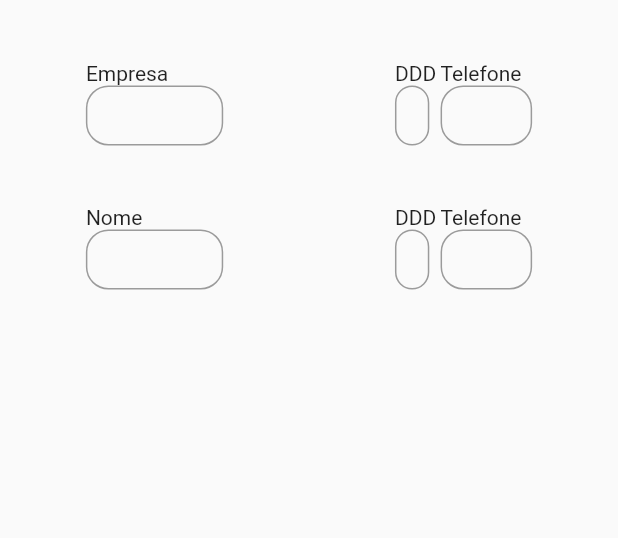
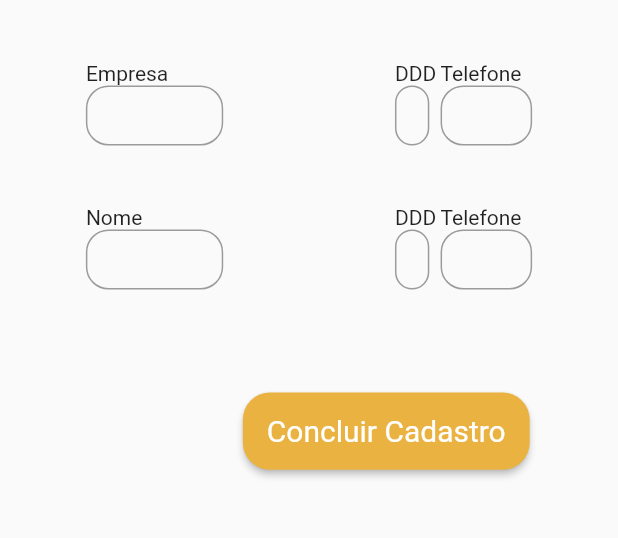
Before and after one commit to TGBastos/flutter_frontEnd_project, a Flutter app: the SingUpPath screen opened directly, tab 6 chosen, on a phone screen of 412 x 824 dp, the part 72-610 px from its top. Run offline on Flutter 3.47's test engine with Material 2 defaults, Android fonts, the light colour scheme and no system bars; our stand-ins replace bloc, carousel_slider, dio, extended_masked_text, font_awesome_flutter, line_awesome_flutter; missing offline and left inert: cpf_cnpj_validator, dart:html, wsda.

Commit message:
Cirando botão e funcionalidade concluir cadastro

```diff
--- a/lib/View/cadastro/widgets/SigningUp_Path Steps/Dados Pessoais/widgets/campo_cliente_sexo.dart
+++ b/lib/View/cadastro/widgets/SigningUp_Path Steps/Dados Pessoais/widgets/campo_cliente_sexo.dart
@@ -17,6 +17,7 @@ class CampoClienteSexo extends StatefulWidget {
 }
 
 class CampoClienteSexoState extends State<CampoClienteSexo> {
+  bool popUpMenuValidation = false;
   Widget build(BuildContext context) {
     String selecionado = 'selecionar';
     return Padding(
@@ -90,16 +91,19 @@ class CampoClienteSexoState extends State<CampoClienteSexo> {
                     dadosPessoaisController.sexo = 'M';
                     setState(() {
                       selecionado = 'M';
+                      popUpMenuValidation = true;
                     });
                   } else if (menu == 2) {
                     dadosPessoaisController.sexo = 'F';
                     setState(() {
                       selecionado = 'F';
+                      popUpMenuValidation = true;
                     });
                   } else {
                     dadosPessoaisController.sexo = 'Outro';
                     setState(() {
                       selecionado = 'Outro';
+                      popUpMenuValidation = true;
                     });
                   }
                 },
--- a/lib/View/cadastro/widgets/SigningUp_Path Steps/Referencias Comerciais/formulario_referencias_comerciais.dart
+++ b/lib/View/cadastro/widgets/SigningUp_Path Steps/Referencias Comerciais/formulario_referencias_comerciais.dart
@@ -1,4 +1,6 @@
 import 'package:flutter/material.dart';
+import 'package:rio_das_pedras_front_end/View/commun/routes/routes_name.dart';
+import 'package:rio_das_pedras_front_end/View/commun/widgets/Defaults/default_button.dart';
 import 'primeira_coluna.dart';
 import 'segunda_coluna.dart';
 
@@ -19,13 +21,40 @@ class _FormularioReferenciasComerciaisState
     extends State<FormularioReferenciasComerciais> {
   @override
   Widget build(BuildContext context) {
+    Size screenSize = MediaQuery.of(context).size;
     return Form(
       key: widget._formKey,
-      child: Row(
-        mainAxisAlignment: MainAxisAlignment.spaceAround,
-        children: <Widget>[
-          PrimeiraColunaReferenciasComerciais(),
-          SegundaColunaReferenciasComerciais(),
+      child: Column(
+        children: [
+          Row(
+            mainAxisAlignment: MainAxisAlignment.spaceAround,
+            children: <Widget>[
+              PrimeiraColunaReferenciasComerciais(),
+              SegundaColunaReferenciasComerciais(),
+            ],
+          ),
+          SizedBox(
+            height: screenSize.height / 12,
+          ),
+          Row(
+            mainAxisAlignment: MainAxisAlignment.end,
+            children: [
+              Column(
+                children: [
+                  DefaultButton(
+                      btnContent: Text('Concluir Cadastro'),
+                      onPressed: () {
+                        Navigator.pushNamed(context, RoutesName.cartaoPage);
+                      },
+                      buttonWidth: null,
+                      buttonHeight: screenSize.height / 16),
+                ],
+              ),
+              SizedBox(
+                width: screenSize.width / 7,
+              ),
+            ],
+          )
         ],
       ),
     );
--- a/lib/View/cadastro/widgets/SigningUp_Path Steps/Referencias Comerciais/segunda_coluna.dart
+++ b/lib/View/cadastro/widgets/SigningUp_Path Steps/Referencias Comerciais/segunda_coluna.dart
@@ -1,4 +1,5 @@
 import 'package:flutter/material.dart';
+import 'package:rio_das_pedras_front_end/View/commun/widgets/Defaults/default_button.dart';
 import '../campos_size_configs.dart';
 import 'widgets/campo_empresa1_telefone.dart';
 import 'widgets/campo_empresa2_telefone.dart';
@@ -26,7 +27,7 @@ class SegundaColunaReferenciasComerciais extends StatelessWidget {
             borderRadius: 15,
             spaceBetweenFieldsInTop: 40,
           ),
-        )
+        ),
       ],
     );
   }
```
Also changed, not shown: lib/View/cadastro/widgets/concluir_cadastro.dart (added, +17 -0 lines), lib/View/cadastro/widgets/signingUp_path.dart (+3 -10 lines).
